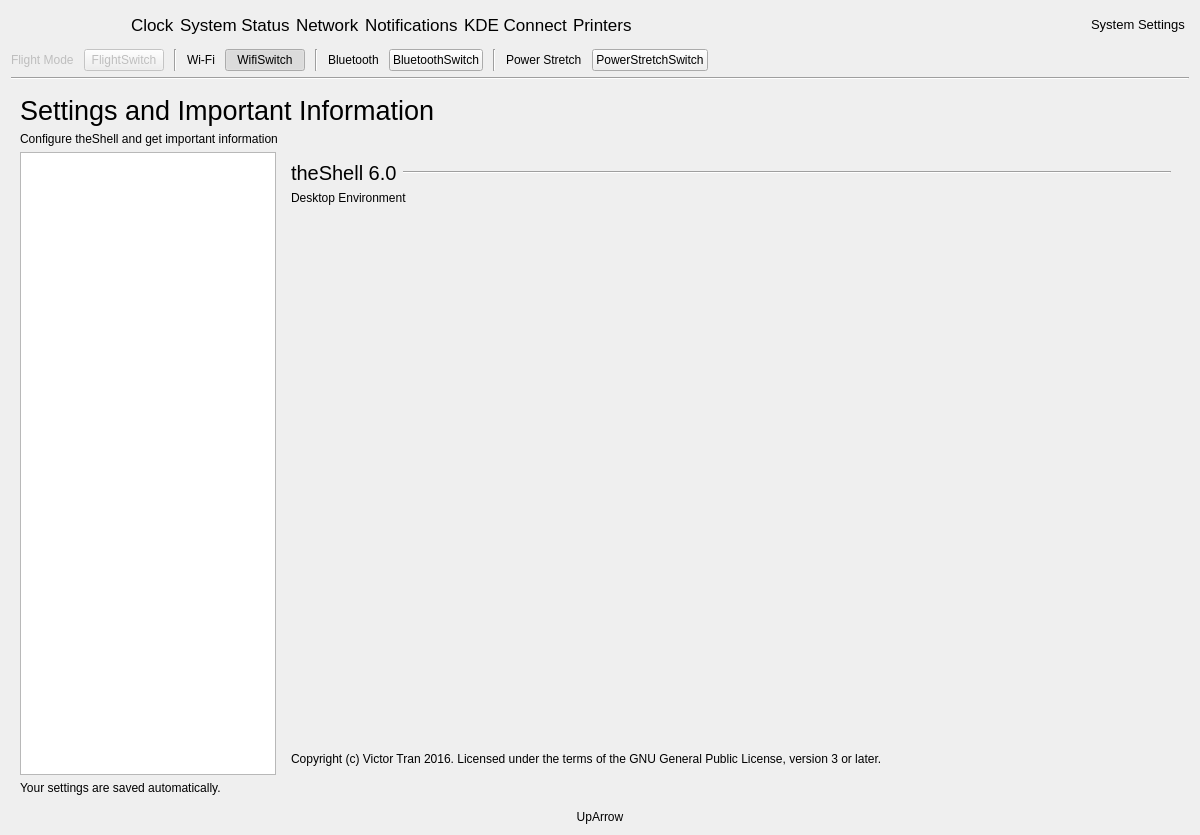
Old version of the form infopanedropdown.ui in the repository vicr123/theshell.
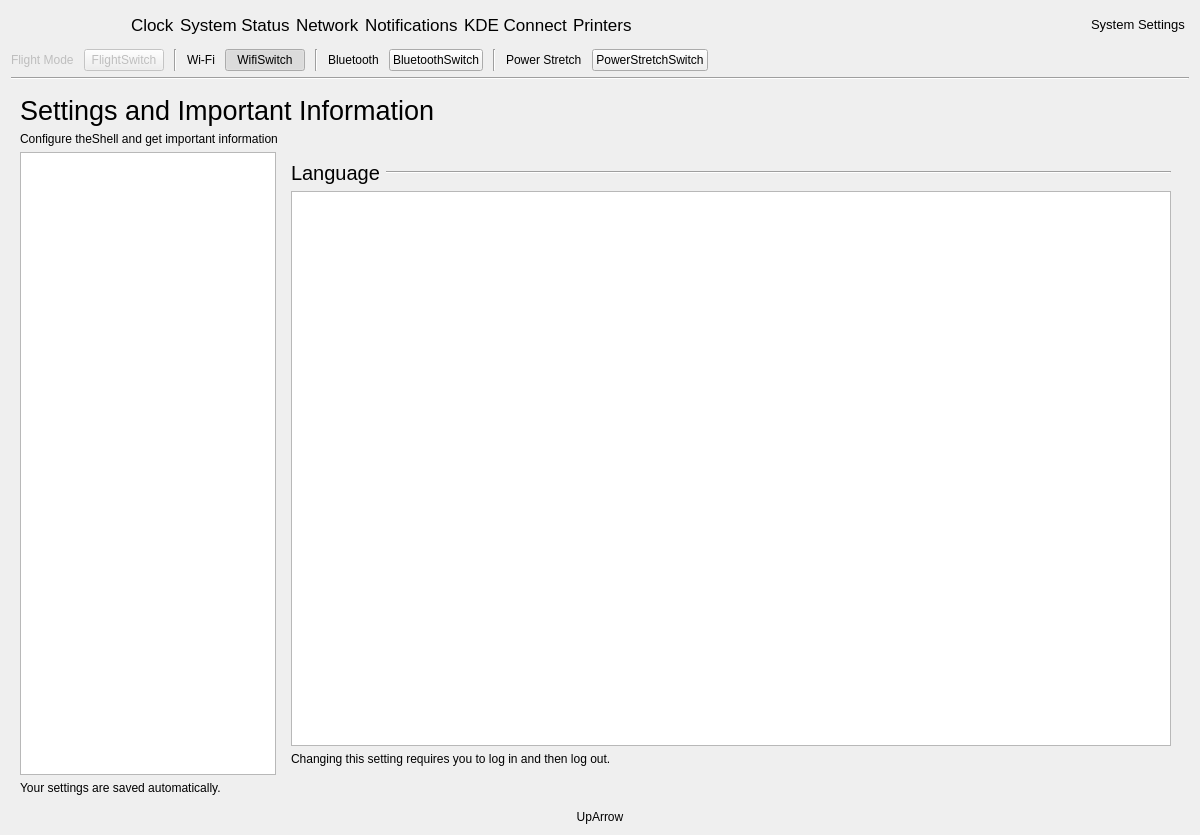
New version of the form. The open tabs and pages were chosen to show the change. Icons and pictures are not drawn. Custom widgets are drawn as their Qt base class.

What changed in the file:
```diff
--- a/infopanedropdown.ui
+++ b/infopanedropdown.ui
@@ -3436,6 +3436,45 @@
              </item>
             </layout>
            </widget>
+           <widget class="QWidget" name="page_9">
+            <layout class="QGridLayout" name="gridLayout_16">
+             <item row="0" column="0">
+              <widget class="QLabel" name="displayLabel_11">
+               <property name="font">
+                <font>
+                 <pointsize>15</pointsize>
+                </font>
+               </property>
+               <property name="text">
+                <string>Language</string>
+               </property>
+              </widget>
+             </item>
+             <item row="0" column="1">
+              <widget class="Line" name="displayLine_11">
+               <property name="sizePolicy">
+                <sizepolicy hsizetype="Expanding" vsizetype="Fixed">
+                 <horstretch>0</horstretch>
+                 <verstretch>0</verstretch>
+                </sizepolicy>
+               </property>
+               <property name="orientation">
+                <enum>Qt::Horizontal</enum>
+               </property>
+              </widget>
+             </item>
+             <item row="1" column="0" colspan="2">
+              <widget class="QListWidget" name="localeList"/>
+             </item>
+             <item row="2" column="0" colspan="2">
+              <widget class="QLabel" name="label_68">
+               <property name="text">
+                <string>Changing this setting requires you to log in and then log out.</string>
+               </property>
+              </widget>
+             </item>
+            </layout>
+           </widget>
            <widget class="QWidget" name="DangerSettings">
             <layout class="QGridLayout" name="gridLayout_5">
              <item row="5" column="0">
@@ -3604,7 +3643,7 @@
              <item row="3" column="0">
               <widget class="QLabel" name="label_21">
                <property name="text">
-                <string>Copyright (c) Victor Tran 2016. Licensed under the terms of the GNU General Public License, version 3 or later.</string>
+                <string>Copyright (c) Victor Tran 2017. Licensed under the terms of the GNU General Public License, version 3 or later.</string>
                </property>
                <property name="wordWrap">
                 <bool>true</bool>
@@ -3641,6 +3680,14 @@
   </layout>
  </widget>
  <customwidgets>
+  <customwidget>
+   <class>ClickableLabel</class>
+   <extends>QLabel</extends>
+   <header>clickablelabel.h</header>
+   <slots>
+    <signal>clicked()</signal>
+   </slots>
+  </customwidget>
   <customwidget>
    <class>Switch</class>
    <extends>QPushButton</extends>
@@ -3652,14 +3699,6 @@
    <header>animatedstackedwidget.h</header>
    <container>1</container>
   </customwidget>
-  <customwidget>
-   <class>ClickableLabel</class>
-   <extends>QLabel</extends>
-   <header>clickablelabel.h</header>
-   <slots>
-    <signal>clicked()</signal>
-   </slots>
-  </customwidget>
  </customwidgets>
  <resources>
   <include location="resources.qrc"/>
```
Left out of the diff: 42 changed lines with no effect on the pictures.
